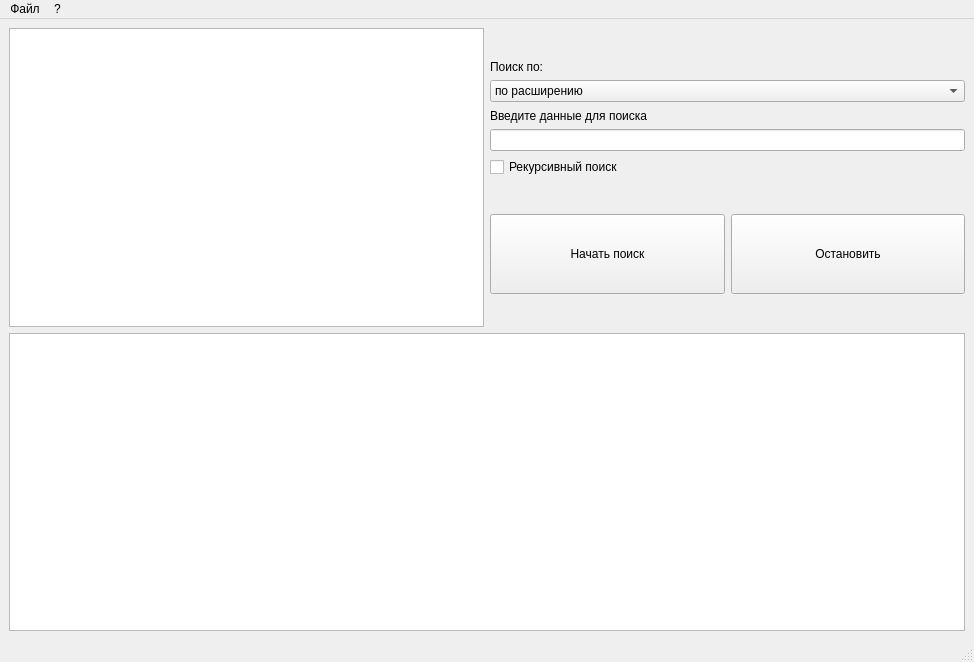
Qt form ui/search_form.ui (fixtik/FileSearch) before a commit.
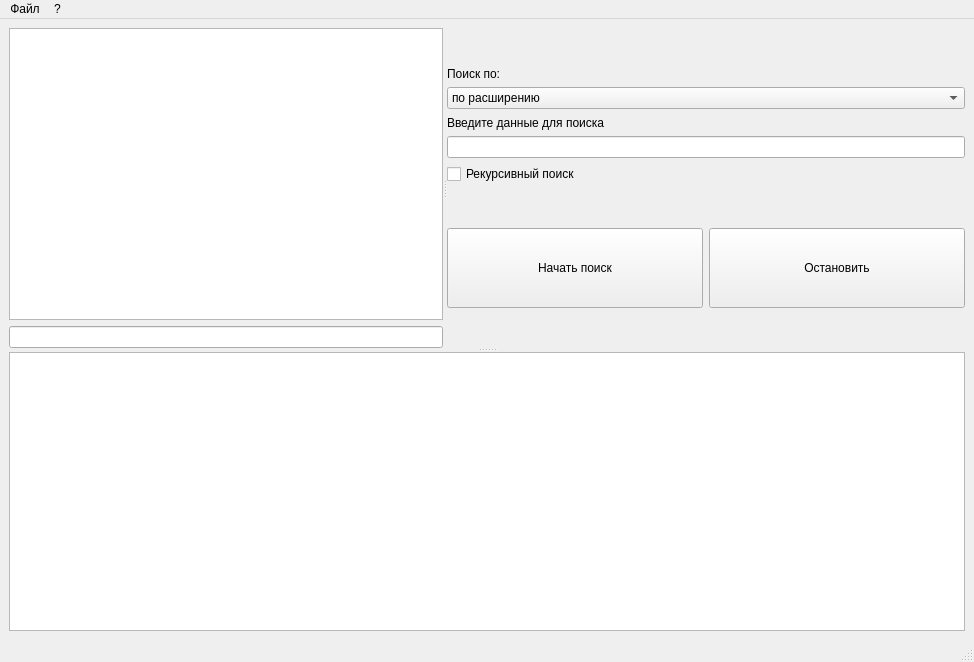
The same form after that commit.

Commit message: get path

Patch:
```diff
--- a/ui/search_form.ui
+++ b/ui/search_form.ui
@@ -16,13 +16,25 @@
   <widget class="QWidget" name="centralwidget">
    <layout class="QVBoxLayout" name="verticalLayout_4">
     <item>
+     <widget class="QSplitter" name="splitter_2">
+      <property name="orientation">
+       <enum>Qt::Vertical</enum>
+      </property>
+      <widget class="QSplitter" name="splitter">
+       <property name="orientation">
+        <enum>Qt::Horizontal</enum>
+       </property>
+       <widget class="QWidget" name="">
      <layout class="QVBoxLayout" name="verticalLayout_3">
       <item>
-       <layout class="QHBoxLayout" name="horizontalLayout_2">
-        <item>
          <widget class="QTreeView" name="treeView"/>
         </item>
         <item>
+          <widget class="QLineEdit" name="selectedDir_lineEdit"/>
+         </item>
+        </layout>
+       </widget>
+       <widget class="QWidget" name="">
          <layout class="QVBoxLayout" name="verticalLayout_2">
           <item>
            <layout class="QVBoxLayout" name="verticalLayout">
@@ -120,13 +132,10 @@
            </layout>
           </item>
          </layout>
-        </item>
-       </layout>
-      </item>
-      <item>
+       </widget>
+      </widget>
        <widget class="QTableView" name="tableView"/>
-      </item>
-     </layout>
+     </widget>
     </item>
    </layout>
   </widget>
```
Lines whose indentation alone changed are shown as unchanged. The commit also changes 2 other files.
